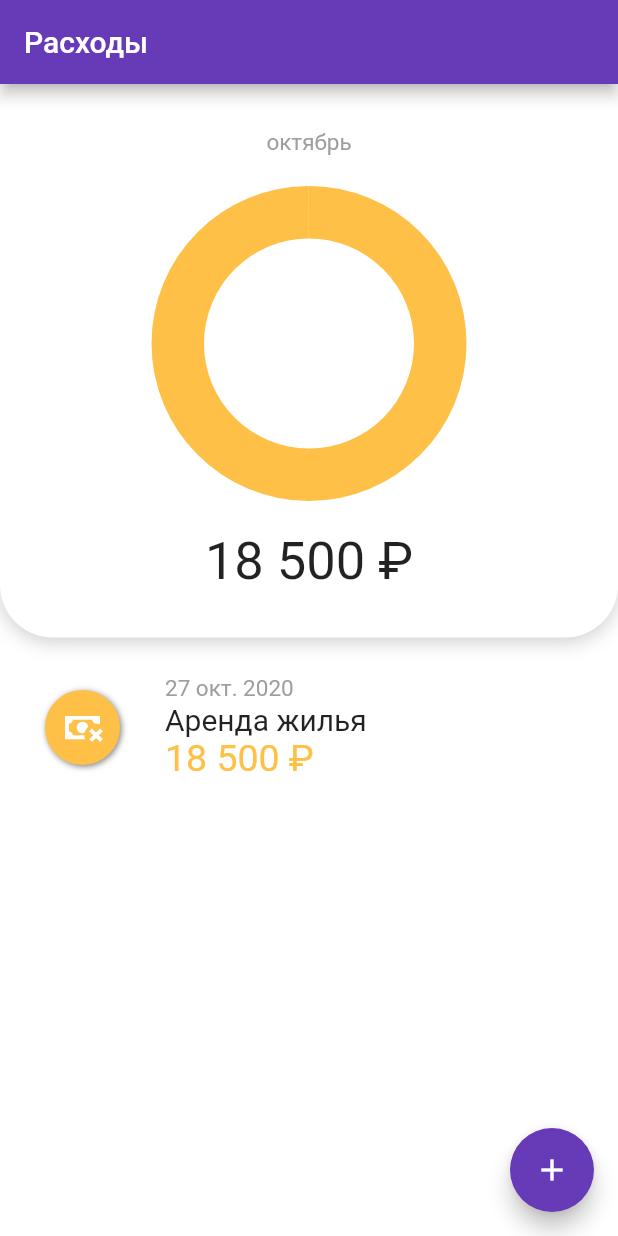
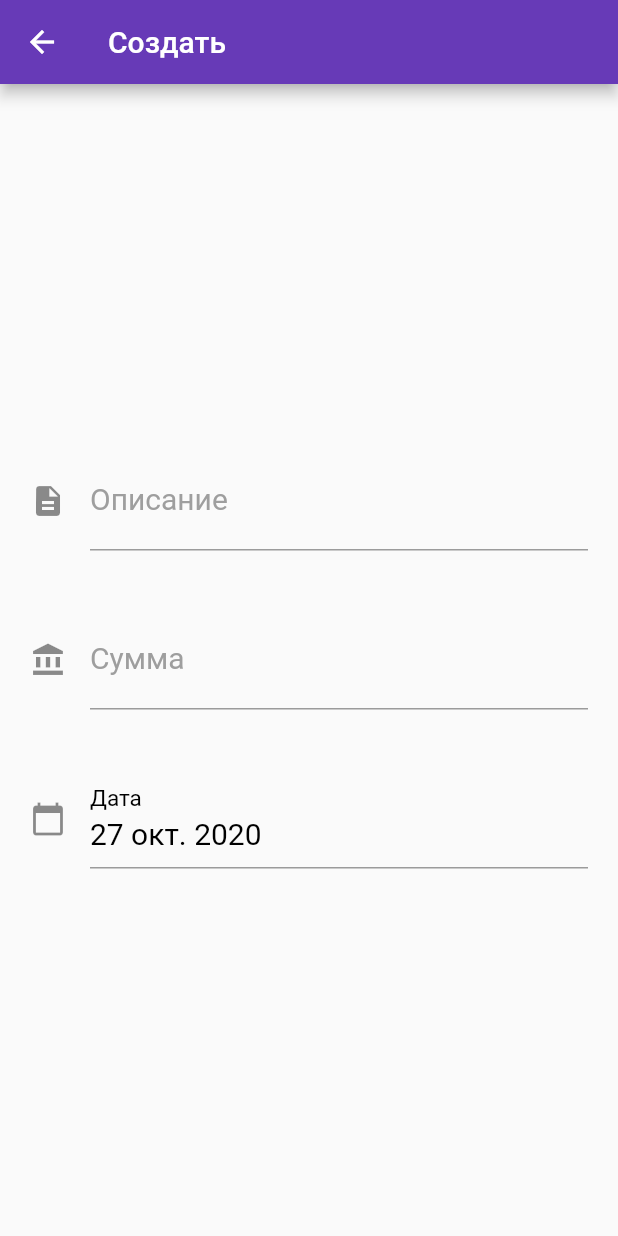
Before and after one commit to yolomachine/Grisha, a Flutter app: the screen it shows after launch, after a tap on the "add" icon, on a phone screen of 412 x 824 dp. Run offline on Flutter 3.47's test engine with Material 2 defaults, Android fonts, the phone set to English and light mode, and no system bars; our stand-ins replace charts_flutter, flutter_svg.

Commit message:
Sensible commit message #9

```diff
--- a/Expenses/lib/main.dart
+++ b/Expenses/lib/main.dart
@@ -1,5 +1,7 @@
 import 'dart:collection';
+import 'dart:developer';
 
+import 'package:Expenses/screens/expense_setup_screen.dart';
 import 'package:Expenses/widgets/expense_list_view.dart';
 import 'package:Expenses/widgets/expense_summary.dart';
 import 'package:flutter/cupertino.dart';
@@ -44,20 +46,6 @@ class MainState extends State<Main> {
   HashMap distribution = HashMap<ExpenseCategory, double>();
   DateTimeRange period = DateTimeRange(start: DateTime.now(), end: DateTime.now());
 
-  void _addExpense() {
-    setState(() {
-      var e = ExpenseData(
-          Expense("Аренда жилья", 18500, DateTime.now()),
-          ExpenseCategories.Bills
-      );
-      if (!distribution.containsKey(e.expenseCategory)) {
-        distribution[e.expenseCategory] = 0.0;
-      }
-      distribution[e.expenseCategory] += e.expense.amount;
-      items.add(ExpenseWidget(e));
-    });
-  }
-
   @override
   Widget build(BuildContext context) {
     return Scaffold(
@@ -76,7 +64,21 @@ class MainState extends State<Main> {
         )
       ),
       floatingActionButton: FloatingActionButton(
-        onPressed: _addExpense,
+        onPressed: () async {
+          final result = await Navigator.push(
+            context,
+            MaterialPageRoute(builder: (context) => ExpenseSetupScreen())
+          );
+          if (result != null) {
+            setState(() {
+              if (!distribution.containsKey(result.expenseCategory)) {
+                distribution[result.expenseCategory] = 0.0;
+              }
+              distribution[result.expenseCategory] += result.expense.amount;
+              items.add(ExpenseWidget(result));
+            });
+          }
+        },
         tooltip: 'Добавить',
         child: Icon(Icons.add),
       ),
--- /dev/null
+++ b/Expenses/lib/screens/expense_setup_screen.dart
@@ -0,0 +1,90 @@
+import 'package:flutter/material.dart';
+import 'package:flutter/services.dart';
+
+import '../shared.dart';
+
+class ExpenseSetupScreen extends StatefulWidget {
+  final ExpenseData data;
+
+  ExpenseSetupScreen({this.data});
+
+  @override
+  _ExpenseSetupScreenState createState() => _ExpenseSetupScreenState();
+}
+
+class _ExpenseSetupScreenState extends State<ExpenseSetupScreen> {
+  ExpenseData mutableData;
+  bool isEditing;
+
+  @override
+  void initState() {
+    super.initState();
+    isEditing = widget.data != null;
+    mutableData = widget.data;
+    if (mutableData == null) {
+      mutableData = ExpenseData(Expense.only(date: DateTime.now()), ExpenseCategories.Other);
+    }
+  }
+
+  bool _canShowConfirmationButton() {
+    return
+      MediaQuery.of(context).viewInsets.bottom == 0.0 &&
+      mutableData.expense.description != null && mutableData.expense.description.length > 0 &&
+      mutableData.expense.amount != null && mutableData.expense.amount > 0 &&
+      mutableData.expense.date != null;
+  }
+
+  @override
+  Widget build(BuildContext context) {
+    return Scaffold(
+      appBar: AppBar(
+        title: Text(isEditing ? 'Редактировать' : 'Создать')
+      ),
+      body: Center(
+        child: Column(
+          mainAxisAlignment: MainAxisAlignment.center,
+          children: [
+            Padding(
+              padding: const EdgeInsets.all(20.0),
+              child: FocusableTextField(
+                icon: Icon(Icons.description),
+                onSubmitted: (value) => setState(() { mutableData.expense.description = value; }),
+                labelText: 'Описание',
+              ),
+            ),
+            Padding(
+              padding: const EdgeInsets.all(20.0),
+              child: FocusableTextField(
+                icon: Icon(Icons.account_balance),
+                onSubmitted: (value) => setState(() { mutableData.expense.amount = double.parse(value); }),
+                labelText: 'Сумма',
+                suffixText: currencySymbol,
+                textInputType: TextInputType.number,
+                formatters: <TextInputFormatter>[
+                  LengthLimitingTextInputFormatter(16),
+                  FilteringTextInputFormatter.digitsOnly,
+                ],
+              ),
+            ),
+            Padding(
+              padding: const EdgeInsets.all(20.0),
+              child: DateTimeTextField(
+                  onSubmitted: (value) => setState(() { mutableData.expense.date = value; })
+              )
+            )
+          ],
+        ),
+      ),
+      floatingActionButton:
+        _canShowConfirmationButton() ?
+        FloatingActionButton(
+          onPressed: () {
+            Navigator.pop(context, mutableData);
+          },
+          tooltip: 'Создать',
+          child:  Icon(Icons.check),
+        ) :
+        null,
+    );
+  }
+}
--- a/Expenses/lib/shared.dart
+++ b/Expenses/lib/shared.dart
@@ -1,15 +1,179 @@
 import 'package:flutter/material.dart';
+import 'package:flutter/services.dart';
 import 'package:intl/intl.dart';
 
+final currencySymbol = '₽';
 final dateFormatter = DateFormat('dd MMM yyyy', Intl.defaultLocale);
 final monthFormatter = DateFormat('MMMM', Intl.defaultLocale);
-final currencyFormatter = NumberFormat.currency(locale: Intl.defaultLocale, symbol: '₽', decimalDigits: 0);
+final currencyFormatter = NumberFormat.currency(locale: Intl.defaultLocale, symbol: currencySymbol, decimalDigits: 0);
 
 class DisableOverscrollRendering extends ScrollBehavior {
   @override
   Widget buildViewportChrome(
-      BuildContext context, Widget child, AxisDirection axisDirection) {
+    BuildContext context,
+    Widget child,
+    AxisDirection axisDirection
+  ) {
     return child;
+  }
+}
+
+class FocusableTextField extends StatefulWidget {
+  final Icon icon;
+  final void Function(String) onSubmitted;
+  final String labelText;
+  final String suffixText;
+  final TextInputType textInputType;
+  final List<TextInputFormatter> formatters;
+
+  const FocusableTextField({
+    Key key,
+    this.icon,
+    this.onSubmitted,
+    this.labelText,
+    this.suffixText,
+    this.textInputType,
+    this.formatters
+  }) : super(key: key);
+
+  @override
+  State<StatefulWidget> createState() => FocusableTextFieldState(
+      this.icon,
+      this.onSubmitted,
+      this.labelText,
+      this.suffixText,
+      this.textInputType,
+      this.formatters
+  );
+}
+
+class FocusableTextFieldState extends State<FocusableTextField> {
+  FocusNode _focusNode;
+
+  Icon icon;
+  void Function(String) onSubmitted;
+  String labelText;
+  String suffixText;
+  TextInputType textInputType;
+  List<TextInputFormatter> formatters;
+
+  FocusableTextFieldState(
+      this.icon,
+      this.onSubmitted,
+      this.labelText,
+      this.suffixText,
+      this.textInputType,
+      this.formatters
+      );
+
+  @override
+  void initState() {
+    super.initState();
+    _focusNode = FocusNode();
+  }
+
+  @override
+  void dispose() {
+    _focusNode.dispose();
+    super.dispose();
+  }
+
+  void _requestFocus(){
+    setState(() {
+      FocusScope.of(context).requestFocus(_focusNode);
+    });
+  }
+
+  @override
+  Widget build(BuildContext context) {
+    return TextField(
+      focusNode: _focusNode,
+      onTap: _requestFocus,
+      onSubmitted: onSubmitted,
+      onChanged: onSubmitted,
+      style: TextStyle(
+        fontSize: 20,
+        color: Colors.black,
+      ),
+      decoration: InputDecoration(
+        icon: icon,
+        labelText: labelText,
+        labelStyle: TextStyle(
+          fontSize: 20,
+          color: _focusNode.hasFocus ? Colors.black : Colors.grey,
+        ),
+        suffixText: suffixText,
+      ),
+      keyboardType: textInputType,
+      textCapitalization: TextCapitalization.sentences,
+      inputFormatters: formatters,
+    );
+  }
+}
+
+class DateTimeTextField extends StatefulWidget {
+  final void Function(DateTime) onSubmitted;
+
+  const DateTimeTextField({Key key, this.onSubmitted}) : super(key: key);
+
+  @override
+  State<StatefulWidget> createState() => DateTimeTextFieldState(this.onSubmitted);
+}
+
+class DateTimeTextFieldState extends State<DateTimeTextField> {
+  void Function(DateTime) onSubmitted;
+  DateTime selectedDate;
+  TextEditingController _date;
+
+  DateTimeTextFieldState(this.onSubmitted);
+
+  @override
+  void initState() {
+    super.initState();
+    selectedDate = DateTime.now();
+    _date = TextEditingController();
+    _date.value = TextEditingValue(text: dateFormatter.format(selectedDate));
+  }
+
+  _selectDate(BuildContext context) async {
+    final picked = await showDatePicker(
+        context: context,
+        initialDate: selectedDate,
+        firstDate: DateTime(1901, 1),
+        lastDate: DateTime(2100)
+    );
+    if (picked != null && picked != selectedDate) {
+      setState(() {
+        selectedDate = picked;
+        _date.value = TextEditingValue(text: dateFormatter.format(picked));
+        onSubmitted(picked);
+      });
+    }
+  }
+
+  @override
+  Widget build(BuildContext context) {
+    return GestureDetector(
+      onTap: () async => await _selectDate(context),
+      child: AbsorbPointer(
+        child: TextField(
+          style: TextStyle(
+            fontSize: 20,
+            color: Colors.black,
+          ),
+          decoration: InputDecoration(
+            icon: Icon(Icons.calendar_today),
+            labelText: 'Дата',
+            labelStyle: TextStyle(
+              fontSize: 20,
+              color: Colors.black,
+            ),
+          ),
+          controller: _date,
+          keyboardType: TextInputType.datetime,
+        ),
+      ),
+    );
   }
 }
 
@@ -29,8 +193,8 @@ class Expense {
   double amount;
   DateTime date;
 
-  Expense.empty();
   Expense.surrogate({@required this.amount});
+  Expense.only({this.description, this.amount, this.date});
   Expense(this.description, this.amount, this.date);
 }
 
--- a/Expenses/lib/widgets/expense_widget.dart
+++ b/Expenses/lib/widgets/expense_widget.dart
@@ -19,8 +19,6 @@ class ExpenseWidgetState extends State<ExpenseWidget> {
   ExpenseData expenseData;
 
   ExpenseWidgetState(this.expenseData);
-
-  void _edit() => setState(() => 0);
 
   @override
   Widget build(BuildContext context) {
```
